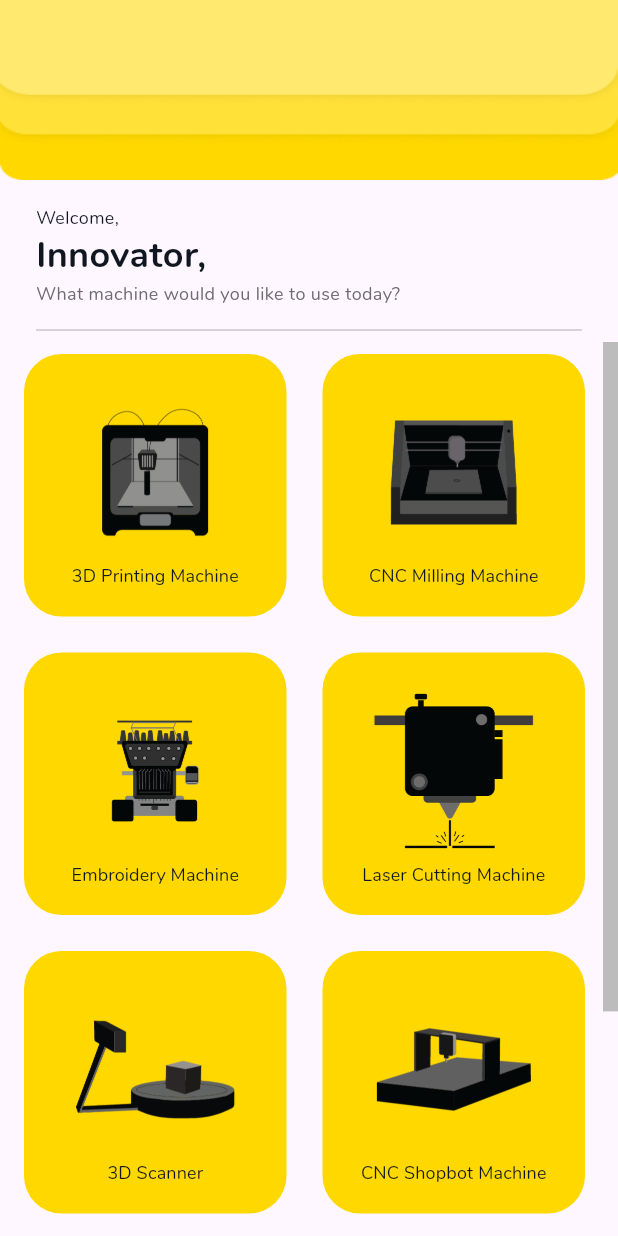
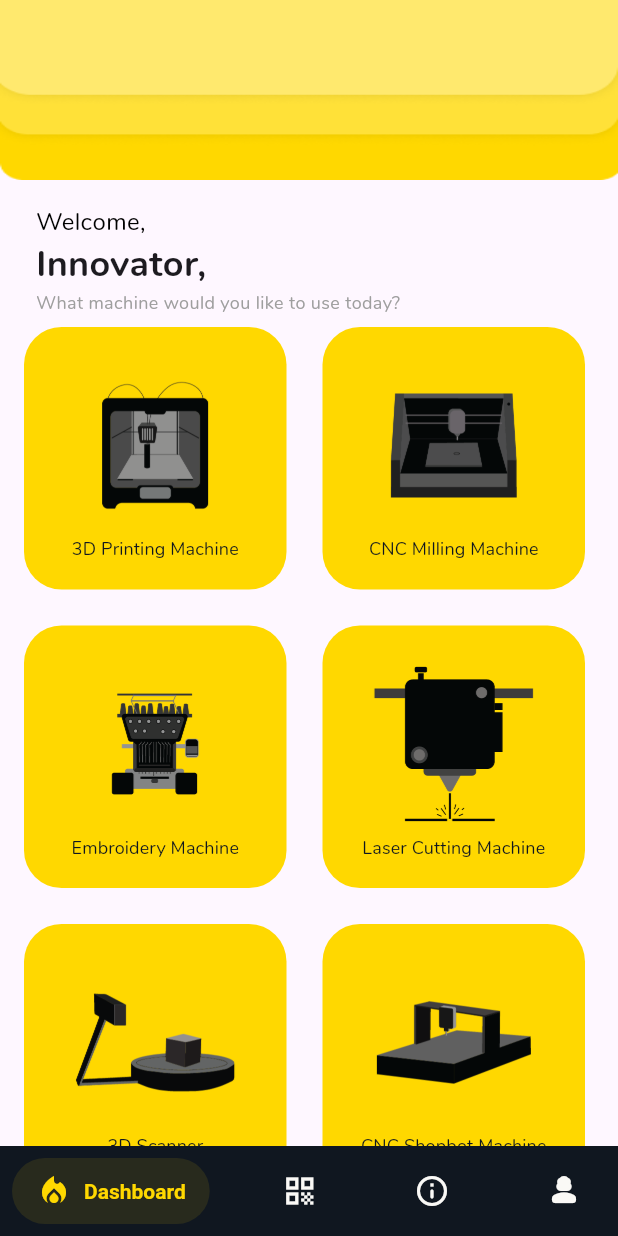
Before and after one commit to jojoneku/jmaker_fablab, a Flutter app: the DashBoard screen opened directly, on a phone screen of 412 x 824 dp. Run offline on Flutter 3.47's test engine with Material 3 defaults, Android fonts, the phone set to English and light mode, and no system bars; drawn by our look-alikes of salomon_bottom_bar; our stand-ins replace mvc_pattern.

Commit message:
added navbar

```diff
--- a/lib/Views/dashboard.dart
+++ b/lib/Views/dashboard.dart
@@ -1,11 +1,49 @@
-import 'package:flutter/cupertino.dart';
 import 'package:flutter/material.dart';
-import 'package:jmaker_fablab/styles/buttons.dart';
-import 'package:jmaker_fablab/styles/text_style.dart';
+import 'package:jmaker_fablab/styles/color.dart';
+import 'package:salomon_bottom_bar/salomon_bottom_bar.dart';
+import '../styles/buttons.dart';
+import 'viewQR.dart';
+import 'aboutFablab.dart';
 
 
-class DashBoard extends StatelessWidget {
+class DashBoard extends StatefulWidget {
   const DashBoard({super.key});
+
+  @override
+  State<DashBoard> createState() => _DashBoardState();
+}
+
+class _DashBoardState extends State<DashBoard> {
+  var _selectedTab = _SelectedTab.DashBoard;
+
+  void _handleIndexChanged(int i) {
+    setState(() {
+      _selectedTab = _SelectedTab.values[i];
+      switch (_selectedTab) {
+        case _SelectedTab.DashBoard:
+        // Navigate to your Dashboard page or perform any action
+          break;
+        case _SelectedTab.viewQR:
+          Navigator.push(
+            context,
+            MaterialPageRoute(builder: (context) => viewQR()), // Navigate to View QR page
+          );
+          break;
+        case _SelectedTab.aboutFablab:
+          Navigator.push(
+            context,
+            MaterialPageRoute(builder: (context) => aboutFablab()), // Navigate to About Fablab page
+          );
+          break;
+        case _SelectedTab.profile:
+          Navigator.push(
+            context,
+            MaterialPageRoute(builder: (context) => aboutFablab()), // Navigate to About Fablab page
+          );
+          break;
+      }
+    });
+  }
 
   @override
   Widget build(BuildContext context) {
@@ -15,6 +53,7 @@ class DashBoard extends StatelessWidget {
           child: Column(
             children: [
               SizedBox(
+
                 child: Image.asset(
                   'assets/images/TOP.png',
                   fit: BoxFit.fill,
@@ -22,108 +61,139 @@ class DashBoard extends StatelessWidget {
                   height: 120,
                 ),
               ),
-            SizedBox(height: 16),
-            Padding(
-              padding: const EdgeInsets.fromLTRB(24, 0, 0, 0),
+              const SizedBox(height: 8),
+              const SizedBox(height: 8),
+              Expanded(
+                child: SingleChildScrollView(
+                  clipBehavior: Clip.antiAlias,
+                  physics: const AlwaysScrollableScrollPhysics(),
+                  child: Column(
+                    children: [
+                      const Padding(
+                        padding: EdgeInsets.fromLTRB(24, 0, 0, 0),
                         child: Align(
                           alignment: Alignment.bottomLeft,
-                child: Text("Welcome,", style: CustomTextStyle.primaryBlack),
-              ),
-            ),
-            Padding(
-              padding: const EdgeInsets.fromLTRB(24, 0, 0, 0),
-              child: Align(
-                alignment: Alignment.bottomLeft,
-                child: Text("Innovator,", style: CustomTextStyle.bigTitle),
-              ),
-            ),
-            Padding(
-              padding: const EdgeInsets.fromLTRB(24, 0, 0, 0),
-              child: Align(
-                alignment: Alignment.bottomLeft,
-                child: Text("What machine would you like to use today?",
-                    style: CustomTextStyle.secondaryGrey),
+                          child: Text("Welcome,", style: TextStyle(fontSize: 16, color: Colors.black)),
                         ),
                       ),
                       const Padding(
-              padding: EdgeInsets.fromLTRB(24, 8, 24, 0),
-              child: Divider(),
+                        padding: EdgeInsets.fromLTRB(24, 0, 0, 0),
+                        child: Align(
+                          alignment: Alignment.bottomLeft,
+                          child: Text("Innovator,", style: TextStyle(fontSize: 24, fontWeight: FontWeight.bold)),
                         ),
-            Flexible(
-              child: Scrollbar(
-                thumbVisibility: true,
-                thickness: 10.0,
-                child: SingleChildScrollView(
-                  physics: const AlwaysScrollableScrollPhysics(),
-                  child: Column(
-                    children: [
+                      ),
+                      const Padding(
+                        padding: EdgeInsets.fromLTRB(24, 0, 0, 0),
+                        child: Align(
+                          alignment: Alignment.bottomLeft,
+                          child: Text(
+                            "What machine would you like to use today?",
+                            style: TextStyle(fontSize: 12, color: Colors.grey),
+                          ),
+                        ),
+                      ),
                       Row(children: [
                         dashboardButton(
                           text: '3D Printing Machine',
                           imagePath: 'assets/images/B_3DPRINTER.png',
-                            onPressed: () {}
+                          onPressed: () {},
                         ),
                         dashboardButton(
                           text: 'CNC Milling Machine',
                           imagePath: 'assets/images/B_CNC.png',
-                            onPressed: () {}
+                          onPressed: () {},
                         ),
                       ]),
-                      SizedBox(height: 8),
+                      const SizedBox(height: 8),
                       Row(
                         children: [
                           dashboardButton(
                             text: 'Embroidery Machine',
                             imagePath: 'assets/images/B_EMBROIDERY.png',
-                              onPressed: () {}
+                            onPressed: () {},
                           ),
                           dashboardButton(
                             text: 'Laser Cutting Machine',
                             imagePath: 'assets/images/B_LASER.png',
-                              onPressed: () {}
+                            onPressed: () {},
                           ),
                         ],
                       ),
-                      SizedBox(height: 8),
+                      const SizedBox(height: 8),
                       Row(
                         children: [
                           dashboardButton(
                             text: '3D Scanner',
                             imagePath: 'assets/images/B_SCANNER.png',
-                              onPressed: () {}
+                            onPressed: () {},
                           ),
                           dashboardButton(
                             text: 'CNC Shopbot Machine',
                             imagePath: 'assets/images/B_SHOPBOT.png',
-                              onPressed: () {}
+                            onPressed: () {},
                           ),
                         ],
                       ),
-                      SizedBox(height: 8),
+                      const SizedBox(height: 8),
                       Row(
                         children: [
                           dashboardButton(
                             text: 'Vacuum Forming Machine',
                             imagePath: 'assets/images/B_VAQUFORM.png',
-                              onPressed: () {}
+                            onPressed: () {},
                           ),
                           dashboardButton(
                             text: 'Vinyl Cutting Machine',
                             imagePath: 'assets/images/B_VINYL.png',
-                              onPressed: () {}
+                            onPressed: () {},
                           ),
                         ],
                       ),
-                      SizedBox(height: 8),
-
+                      const SizedBox(height: 16),
                     ],
                   ),
                 ),
               ),
+            ],
+          ),
+        ),
+      ),
+      bottomNavigationBar: Padding(
+        padding: const EdgeInsets.only(bottom: 0),
+        child: SalomonBottomBar(
+          backgroundColor: blackGreen,
+          selectedItemColor: mainYellow,
+          unselectedItemColor: whiteBG,
+
+          currentIndex: _SelectedTab.values.indexOf(_selectedTab),
+          onTap: _handleIndexChanged,
+          items: [
+            SalomonBottomBarItem(
+              icon: const Icon(Icons.local_fire_department),
+              title: const Text("Dashboard"),
+              selectedColor: mainYellow,
+            ),
+            SalomonBottomBarItem(
+              icon: const Icon(Icons.qr_code_outlined),
+              title: const Text("View QR"),
+              selectedColor: mainYellow,
+            ),
+            SalomonBottomBarItem(
+              icon: const Icon(Icons.info_outline_rounded),
+              title: const Text("About Fablab"),
+              selectedColor: mainYellow,
+            ),
+            SalomonBottomBarItem(
+              icon: const Icon(Icons.person_3_rounded),
+              title: const Text("Profile"),
+              selectedColor: mainYellow,
             ),
           ],
-        )),
+        ),
       ),
     );
   }
 }
+
+enum _SelectedTab { DashBoard, viewQR, aboutFablab, profile }
--- a/lib/main.dart
+++ b/lib/main.dart
@@ -12,7 +12,10 @@ class Home extends StatelessWidget {
   @override
   Widget build(BuildContext context) {
     return MaterialApp(
-      theme: ThemeData(fontFamily: 'Nunito'),
+      debugShowCheckedModeBanner: false,
+      theme: ThemeData(
+        fontFamily: 'Nunito',
+        visualDensity: VisualDensity.adaptivePlatformDensity,),
       home: LandingPage(),
     );
   }
--- a/pubspec.yaml
+++ b/pubspec.yaml
@@ -16,6 +16,10 @@ dependencies:
   mvc_pattern: ^8.0.0
   animated_icon: ^0.0.9
   ionicons: ^0.2.2
+  dot_navigation_bar:
+  salomon_bottom_bar: ^3.3.2
+  uicons: ^1.0.1
+  iconify_flutter: ^0.0.5
 
 dev_dependencies:
   flutter_test:
```
Also changed, not shown: pubspec.lock. Lines whose indentation alone changed are shown as unchanged.
